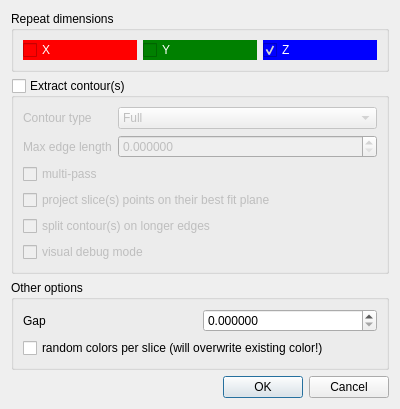
Qt form qCC/ui_templates/clippingBoxRepeatDlg.ui (CloudCompare/CloudCompare) before a commit.
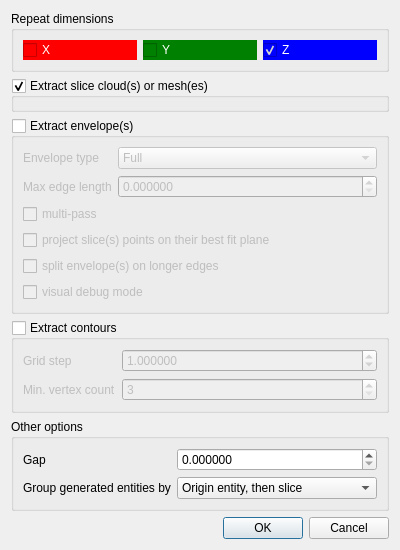
The same form after that commit.

Commit message:
Contour lines (#1206)
* Isolation of the contour lines generation algorithm

* Add the capability to generate the "level set" (contour lines) via the Cross-section (Clipping box) tool

* Rename 'contour' to 'envelope' whenever it makes sense

* Improved export options

* Minor glitch fixes

* Review

```diff
--- a/qCC/ui_templates/clippingBoxRepeatDlg.ui
+++ b/qCC/ui_templates/clippingBoxRepeatDlg.ui
@@ -7,7 +7,7 @@
     <x>0</x>
     <y>0</y>
     <width>400</width>
-    <height>400</height>
+    <height>550</height>
    </rect>
   </property>
   <property name="windowTitle">
@@ -63,12 +63,40 @@
     </widget>
    </item>
    <item>
-    <widget class="QGroupBox" name="extractContoursGroupBox">
+    <widget class="QGroupBox" name="extractSliceEntitiesGroupBox">
+     <property name="minimumSize">
+      <size>
+       <width>0</width>
+       <height>30</height>
+      </size>
+     </property>
+     <property name="title">
+      <string>Extract slice cloud(s) or mesh(es)</string>
+     </property>
+     <property name="checkable">
+      <bool>true</bool>
+     </property>
+     <layout class="QVBoxLayout" name="verticalLayout_4">
+      <item>
+       <widget class="QCheckBox" name="randomColorCheckBox">
+        <property name="toolTip">
+         <string>If checked, a random color will be assigned to each slice (warning: will overwrite any existing color!)</string>
+        </property>
+        <property name="text">
+         <string>random colors per slice (will overwrite existing colors!)</string>
+        </property>
+       </widget>
+      </item>
+     </layout>
+    </widget>
+   </item>
+   <item>
+    <widget class="QGroupBox" name="extractEnvelopesGroupBox">
      <property name="toolTip">
       <string>Check that option if you wish to extract contour(s) form each slice</string>
      </property>
      <property name="title">
-      <string>Extract contour(s)</string>
+      <string>Extract envelope(s)</string>
      </property>
      <property name="checkable">
       <bool>true</bool>
@@ -82,7 +110,7 @@
         <item row="0" column="0">
          <widget class="QLabel" name="label_3">
           <property name="text">
-           <string>Contour type</string>
+           <string>Envelope type</string>
           </property>
          </widget>
         </item>
@@ -159,7 +187,7 @@
          <string>split the generated contour(s) in smaller parts to avoid creating edges longer than the specified max edge length.</string>
         </property>
         <property name="text">
-         <string>split contour(s) on longer edges</string>
+         <string>split envelope(s) on longer edges</string>
         </property>
        </widget>
       </item>
@@ -176,46 +204,132 @@
      </layout>
     </widget>
    </item>
+   <item>
+    <widget class="QGroupBox" name="extractLevelSetGroupBox">
+     <property name="toolTip">
+      <string>Extract the point contours (via a rasterization process)</string>
+     </property>
+     <property name="title">
+      <string>Extract contours</string>
+     </property>
+     <property name="checkable">
+      <bool>true</bool>
+     </property>
+     <property name="checked">
+      <bool>false</bool>
+     </property>
+     <layout class="QFormLayout" name="formLayout_2">
+      <item row="0" column="0">
+       <widget class="QLabel" name="label_4">
+        <property name="text">
+         <string>Grid step</string>
+        </property>
+       </widget>
+      </item>
+      <item row="0" column="1">
+       <widget class="QDoubleSpinBox" name="lsGridStepDoubleSpinBox">
+        <property name="decimals">
+         <number>6</number>
+        </property>
+        <property name="minimum">
+         <double>0.000001000000000</double>
+        </property>
+        <property name="maximum">
+         <double>100000.000000000000000</double>
+        </property>
+        <property name="value">
+         <double>1.000000000000000</double>
+        </property>
+       </widget>
+      </item>
+      <item row="1" column="0">
+       <widget class="QLabel" name="label_11">
+        <property name="text">
+         <string>Min. vertex count</string>
+        </property>
+       </widget>
+      </item>
+      <item row="1" column="1">
+       <widget class="QSpinBox" name="minLSVertexCountSpinBox">
+        <property name="toolTip">
+         <string>Min vertex count per iso-line (to ignore the smallest ones)</string>
+        </property>
+        <property name="minimum">
+         <number>3</number>
+        </property>
+        <property name="maximum">
+         <number>10000000</number>
+        </property>
+       </widget>
+      </item>
+     </layout>
+    </widget>
+   </item>
    <item>
     <widget class="QGroupBox" name="otherOptionsGroupBox">
      <property name="title">
       <string>Other options</string>
      </property>
-     <layout class="QVBoxLayout" name="verticalLayout_2">
-      <item>
-       <layout class="QHBoxLayout" name="horizontalLayout_2">
-        <item>
-         <widget class="QLabel" name="label">
-          <property name="text">
-           <string>Gap</string>
-          </property>
-         </widget>
-        </item>
-        <item>
-         <widget class="QDoubleSpinBox" name="gapDoubleSpinBox">
-          <property name="toolTip">
-           <string>Gap between the slices</string>
-          </property>
-          <property name="decimals">
-           <number>6</number>
-          </property>
-          <property name="maximum">
-           <double>1000000000.000000000000000</double>
-          </property>
-         </widget>
-        </item>
-       </layout>
+     <layout class="QFormLayout" name="formLayout_3">
+      <item row="0" column="0">
+       <widget class="QLabel" name="label">
+        <property name="text">
+         <string>Gap</string>
+        </property>
+       </widget>
       </item>
-      <item>
-       <widget class="QCheckBox" name="randomColorCheckBox">
+      <item row="0" column="1">
+       <widget class="QDoubleSpinBox" name="gapDoubleSpinBox">
         <property name="toolTip">
          <string>If checked, a random color will be assigned to each slice (warning: will overwrite any existing color!)</string>
         </property>
+        <property name="decimals">
+         <number>6</number>
+        </property>
+        <property name="maximum">
+         <double>1000000000.000000000000000</double>
+        </property>
+       </widget>
+      </item>
+      <item row="1" column="0">
+       <widget class="QLabel" name="label_5">
         <property name="text">
-         <string>random colors per slice (will overwrite existing color!)</string>
+         <string>Group generated entities by</string>
         </property>
        </widget>
       </item>
+      <item row="1" column="1">
+       <widget class="QComboBox" name="groupByTypeComboBox">
+        <property name="currentIndex">
+         <number>3</number>
+        </property>
+        <item>
+         <property name="text">
+          <string>Type</string>
+         </property>
+        </item>
+        <item>
+         <property name="text">
+          <string>Origin entity</string>
+         </property>
+        </item>
+        <item>
+         <property name="text">
+          <string>Slice</string>
+         </property>
+        </item>
+        <item>
+         <property name="text">
+          <string>Origin entity, then slice</string>
+         </property>
+        </item>
+        <item>
+         <property name="text">
+          <string>Slice, then origin entity</string>
+         </property>
+        </item>
+       </widget>
+      </item>
      </layout>
     </widget>
    </item>
```
Left out of the diff: 16 changed lines with no effect on the pictures. The commit also changes 20 other files.
